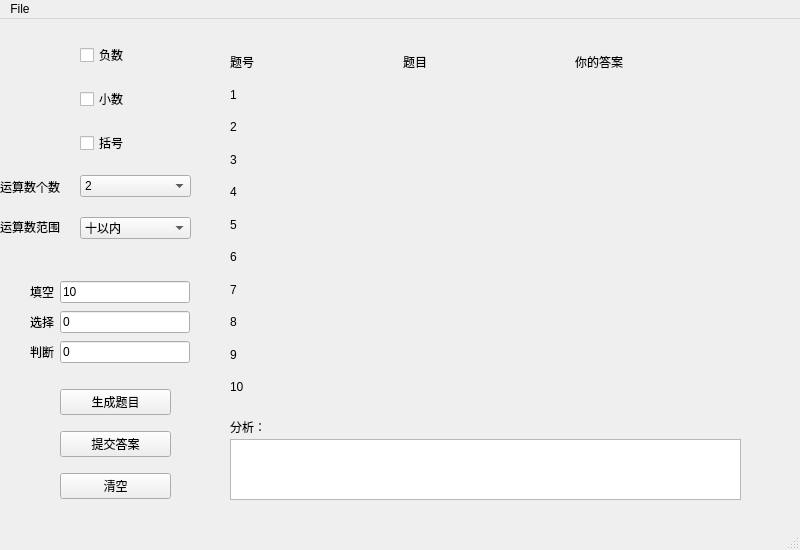
fengF3ng/NJUPT-AlgorithmDesign, file QuestionBankUI.ui: the form before one commit.
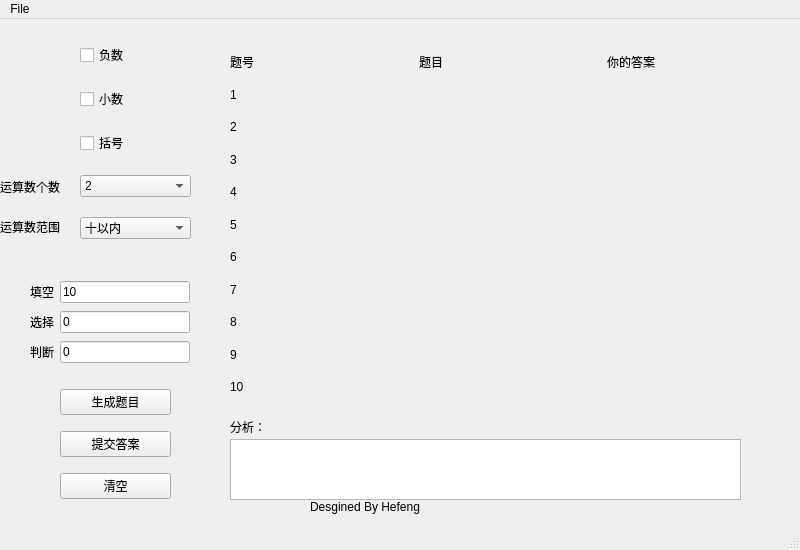
The form after the commit. Icons and pictures are not drawn.

```diff
--- a/QuestionBankUI.ui
+++ b/QuestionBankUI.ui
@@ -198,7 +198,7 @@
      <rect>
       <x>230</x>
       <y>30</y>
-      <width>512</width>
+      <width>560</width>
       <height>351</height>
      </rect>
     </property>
@@ -241,7 +241,7 @@
      <item row="0" column="1">
       <widget class="QLabel" name="label_5">
        <property name="text">
-        <string>题目                               </string>
+        <string>题目                                     </string>
        </property>
       </widget>
      </item>
@@ -345,6 +345,19 @@
      <string>运算数范围</string>
     </property>
    </widget>
+   <widget class="QLabel" name="label_20">
+    <property name="geometry">
+     <rect>
+      <x>310</x>
+      <y>480</y>
+      <width>151</width>
+      <height>16</height>
+     </rect>
+    </property>
+    <property name="text">
+     <string>Desgined By Hefeng</string>
+    </property>
+   </widget>
   </widget>
   <widget class="QMenuBar" name="menubar">
    <property name="geometry">
```
Left out of the diff: 2 changed lines with no effect on the pictures.
